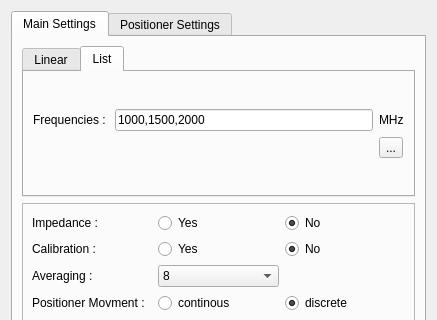
Before: the Qt Designer form settings_ui.ui in Wireless-Research-Tester/Automated-Wireless-Research-Tester, drawn with Qt 5; both pictures show x 0 to 437 and y 0 to 320 of the 437 by 560 pixel window.
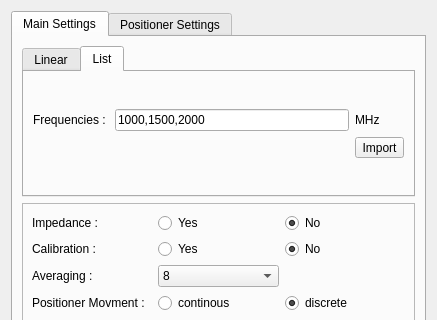
After: the same form once the commit is applied. The open tabs and pages were chosen to show the change.

Commit message:
Import frequency list from text file
Works for both .txt and .csv file extensions. There is basic parsing/correction of the lists(removing newlines, adding comma if newline wasn't preceded by a comma) but majority of error checking is done in check_settings

Patch:
```diff
--- a/settings_ui.ui
+++ b/settings_ui.ui
@@ -193,7 +193,7 @@
              <item row="1" column="2">
               <widget class="QToolButton" name="toolButton">
                <property name="text">
-                <string>...</string>
+                <string>Import</string>
                </property>
               </widget>
              </item>
```
The commit also changes 4 other files.
